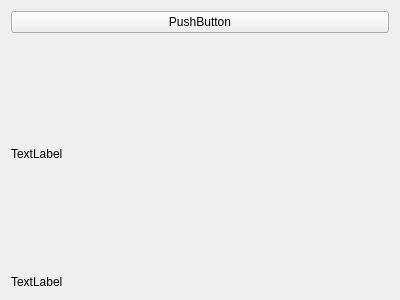
Above: src/picogen/cracker/renderwidget.ui from phresnel/picogen before the change. Below: the same form after it.
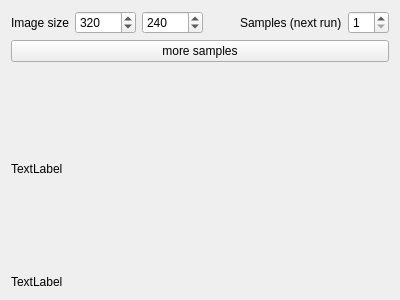
That is the form after the change.

Commit message: make working with the gui nicer: can change target dimensions and samples per run

The edit to the form file:
```diff
--- a/src/picogen/cracker/renderwidget.ui
+++ b/src/picogen/cracker/renderwidget.ui
@@ -13,11 +13,75 @@
   <property name="windowTitle">
    <string>Form</string>
   </property>
-  <layout class="QVBoxLayout" name="verticalLayout" stretch="0,1,0">
+  <layout class="QVBoxLayout" name="verticalLayout" stretch="0,0,1,0">
+   <item>
+    <layout class="QHBoxLayout" name="horizontalLayout">
+     <item>
+      <widget class="QLabel" name="label_2">
+       <property name="text">
+        <string>Image size</string>
+       </property>
+      </widget>
+     </item>
+     <item>
+      <widget class="QSpinBox" name="imageWidth">
+       <property name="minimum">
+        <number>1</number>
+       </property>
+       <property name="maximum">
+        <number>32768</number>
+       </property>
+       <property name="value">
+        <number>320</number>
+       </property>
+      </widget>
+     </item>
+     <item>
+      <widget class="QSpinBox" name="imageHeight">
+       <property name="minimum">
+        <number>1</number>
+       </property>
+       <property name="maximum">
+        <number>32768</number>
+       </property>
+       <property name="value">
+        <number>240</number>
+       </property>
+      </widget>
+     </item>
+     <item>
+      <spacer name="horizontalSpacer">
+       <property name="orientation">
+        <enum>Qt::Horizontal</enum>
+       </property>
+       <property name="sizeHint" stdset="0">
+        <size>
+         <width>40</width>
+         <height>20</height>
+        </size>
+       </property>
+      </spacer>
+     </item>
+     <item>
+      <widget class="QLabel" name="label_3">
+       <property name="text">
+        <string>Samples (next run)</string>
+       </property>
+      </widget>
+     </item>
+     <item>
+      <widget class="QSpinBox" name="samplesPerRun">
+       <property name="minimum">
+        <number>1</number>
+       </property>
+      </widget>
+     </item>
+    </layout>
+   </item>
    <item>
     <widget class="QPushButton" name="pushButton">
      <property name="text">
-      <string>PushButton</string>
+      <string>more samples</string>
      </property>
     </widget>
    </item>
```
The commit also changes 3 other files.
